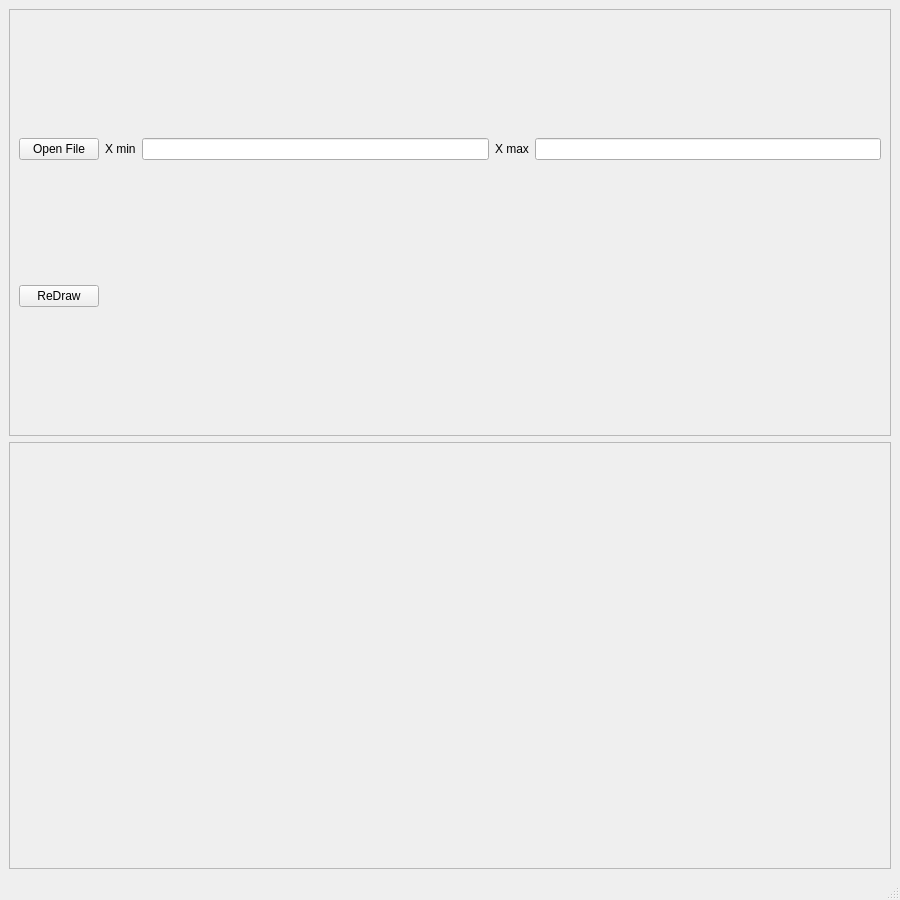
Old version of the form MainWindow.ui in the repository tomjpsun/Ptp4l.
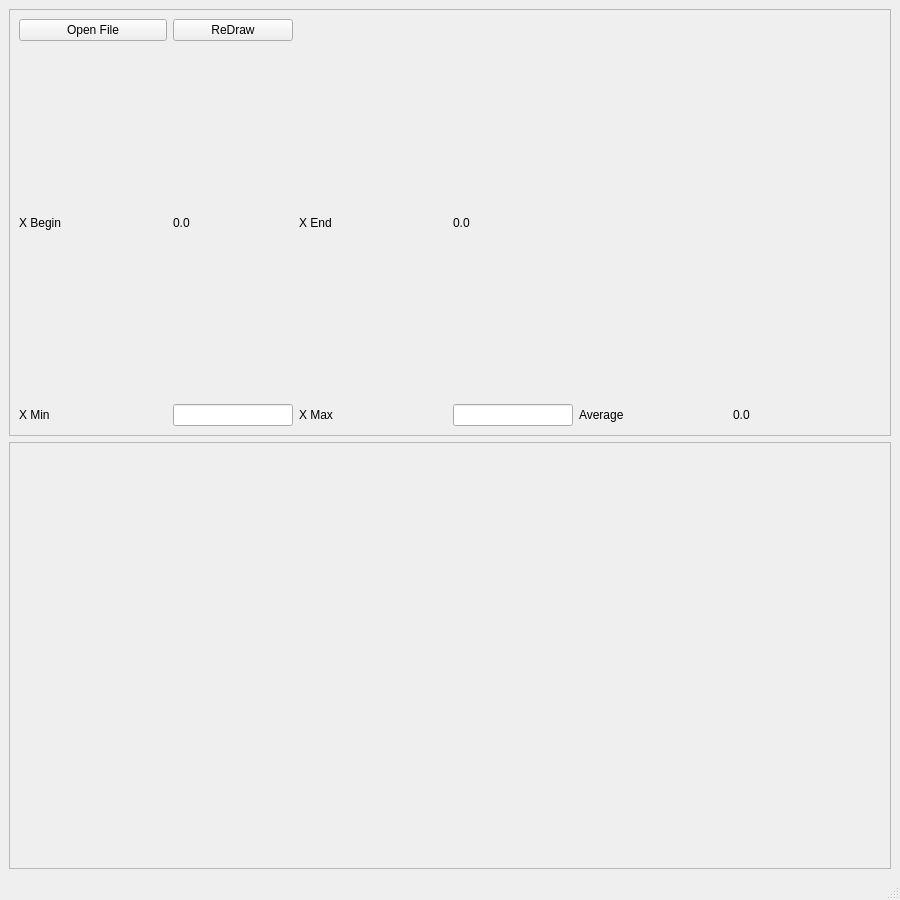
New version of the form.

```diff
--- a/MainWindow.ui
+++ b/MainWindow.ui
@@ -14,18 +14,8 @@
    <string>MainWindow</string>
   </property>
   <widget class="QWidget" name="centralwidget">
-   <layout class="QGridLayout" name="gridLayout">
-    <item row="1" column="0">
-     <widget class="QFrame" name="frame">
-      <property name="frameShape">
-       <enum>QFrame::StyledPanel</enum>
-      </property>
-      <property name="frameShadow">
-       <enum>QFrame::Raised</enum>
-      </property>
-     </widget>
-    </item>
-    <item row="0" column="0">
+   <layout class="QVBoxLayout" name="verticalLayout">
+    <item>
      <widget class="QFrame" name="frame_2">
       <property name="frameShape">
        <enum>QFrame::StyledPanel</enum>
@@ -33,14 +23,18 @@
       <property name="frameShadow">
        <enum>QFrame::Raised</enum>
       </property>
-      <layout class="QGridLayout" name="gridLayout_2">
-       <item row="0" column="2">
-        <widget class="QLineEdit" name="xMin"/>
+      <layout class="QGridLayout" name="gridLayout">
+       <item row="2" column="6">
+        <widget class="QLabel" name="label_5">
+         <property name="text">
+          <string>Average</string>
+         </property>
+        </widget>
        </item>
-       <item row="0" column="3">
-        <widget class="QLabel" name="label_2">
+       <item row="2" column="7">
+        <widget class="QLabel" name="y1Mean">
          <property name="text">
-          <string>X max</string>
+          <string>0.0</string>
          </property>
         </widget>
        </item>
@@ -51,17 +45,69 @@
          </property>
         </widget>
        </item>
-       <item row="0" column="1">
-        <widget class="QLabel" name="label">
-         <property name="text">
-          <string>X min</string>
-         </property>
-        </widget>
-       </item>
-       <item row="0" column="4">
-        <widget class="QLineEdit" name="xMax"/>
-       </item>
        <item row="1" column="0">
+        <widget class="QLabel" name="label_3">
+         <property name="text">
+          <string>X Begin</string>
+         </property>
+        </widget>
+       </item>
+       <item row="1" column="2">
+        <widget class="QLabel" name="xBegin">
+         <property name="text">
+          <string>0.0</string>
+         </property>
+        </widget>
+       </item>
+       <item row="1" column="3">
+        <widget class="QLabel" name="label_4">
+         <property name="text">
+          <string>X End</string>
+         </property>
+        </widget>
+       </item>
+       <item row="1" column="4">
+        <widget class="QLabel" name="xEnd">
+         <property name="text">
+          <string>0.0</string>
+         </property>
+        </widget>
+       </item>
+       <item row="2" column="0">
+        <widget class="QLabel" name="label">
+         <property name="text">
+          <string>X Min</string>
+         </property>
+        </widget>
+       </item>
+       <item row="2" column="2">
+        <widget class="QLineEdit" name="xMin">
+         <property name="maximumSize">
+          <size>
+           <width>120</width>
+           <height>16777215</height>
+          </size>
+         </property>
+        </widget>
+       </item>
+       <item row="2" column="3">
+        <widget class="QLabel" name="label_2">
+         <property name="text">
+          <string>X Max </string>
+         </property>
+        </widget>
+       </item>
+       <item row="2" column="4">
+        <widget class="QLineEdit" name="xMax">
+         <property name="maximumSize">
+          <size>
+           <width>120</width>
+           <height>16777215</height>
+          </size>
+         </property>
+        </widget>
+       </item>
+       <item row="0" column="2">
         <widget class="QPushButton" name="redraw">
          <property name="text">
           <string>ReDraw</string>
@@ -71,6 +117,16 @@
       </layout>
      </widget>
     </item>
+    <item>
+     <widget class="QFrame" name="frame">
+      <property name="frameShape">
+       <enum>QFrame::StyledPanel</enum>
+      </property>
+      <property name="frameShadow">
+       <enum>QFrame::Raised</enum>
+      </property>
+     </widget>
+    </item>
    </layout>
   </widget>
   <widget class="QMenuBar" name="menubar">
```
